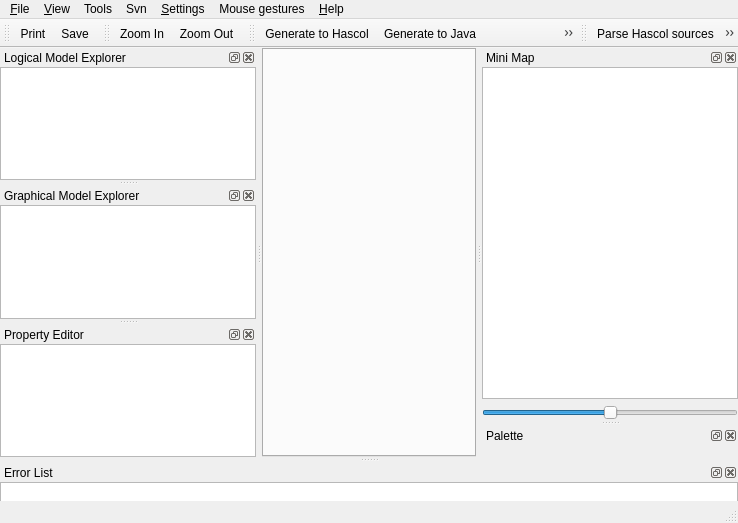
This is unreal/branches/robots-newAge/qrgui/mainwindow/mainwindow.ui in qreal/qreal as Qt 5 draws it before an edit. The edited form follows.
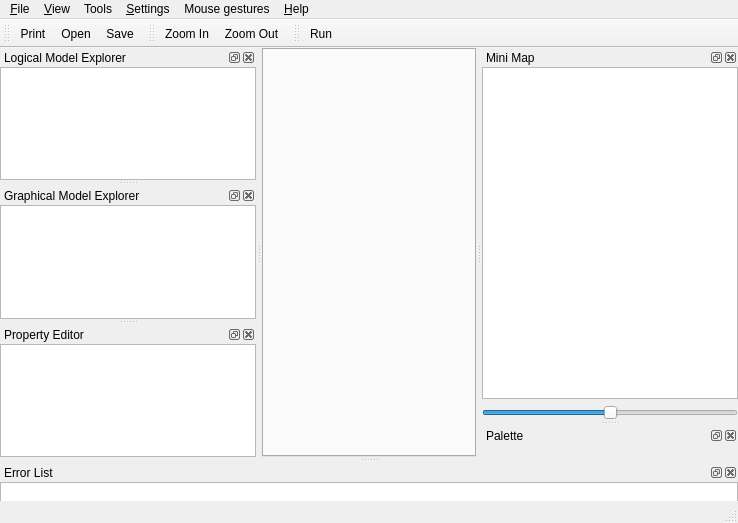
This is the edited form. Icons and pictures are not drawn. Custom widgets are drawn as their Qt base class.

What changed in the file:
```diff
--- a/unreal/branches/robots-newAge/qrgui/mainwindow/mainwindow.ui
+++ b/unreal/branches/robots-newAge/qrgui/mainwindow/mainwindow.ui
@@ -88,13 +88,6 @@
     </property>
     <addaction name="actionShow"/>
    </widget>
-   <widget class="QMenu" name="menuSvn">
-    <property name="title">
-     <string>Svn</string>
-    </property>
-    <addaction name="actionCommit"/>
-    <addaction name="actionCheckout"/>
-   </widget>
    <widget class="QMenu" name="menuTools">
     <property name="title">
      <string>Tools</string>
@@ -114,7 +107,6 @@
    <addaction name="menu_File"/>
    <addaction name="menu_View"/>
    <addaction name="menuTools"/>
-   <addaction name="menuSvn"/>
    <addaction name="menuSettings"/>
    <addaction name="menuMouse_gestures"/>
    <addaction name="menuHelp"/>
@@ -134,6 +126,7 @@
     <bool>false</bool>
    </attribute>
    <addaction name="actionPrint"/>
+   <addaction name="actionOpen"/>
    <addaction name="actionSave"/>
   </widget>
   <widget class="QDockWidget" name="minimapDock">
@@ -245,34 +238,6 @@
     </layout>
    </widget>
   </widget>
-  <widget class="QToolBar" name="generatorsToolbar">
-   <property name="windowTitle">
-    <string>toolBar</string>
-   </property>
-   <attribute name="toolBarArea">
-    <enum>TopToolBarArea</enum>
-   </attribute>
-   <attribute name="toolBarBreak">
-    <bool>false</bool>
-   </attribute>
-   <addaction name="actionGenerate_to_Hascol"/>
-   <addaction name="actionGenerate_to_Java"/>
-   <addaction name="actionExport_to_XMI"/>
-   <addaction name="actionShape_Edit"/>
-  </widget>
-  <widget class="QToolBar" name="parsersToolbar">
-   <property name="windowTitle">
-    <string>toolBar</string>
-   </property>
-   <attribute name="toolBarArea">
-    <enum>TopToolBarArea</enum>
-   </attribute>
-   <attribute name="toolBarBreak">
-    <bool>false</bool>
-   </attribute>
-   <addaction name="actionParse_Hascol_sources"/>
-   <addaction name="actionParse_Java_Libraries"/>
-  </widget>
   <widget class="QDockWidget" name="errorDock">
    <property name="sizePolicy">
     <sizepolicy hsizetype="Preferred" vsizetype="MinimumExpanding">
@@ -373,6 +338,18 @@
     </layout>
    </widget>
   </widget>
+  <widget class="QToolBar" name="interpreterToolBar">
+   <property name="windowTitle">
+    <string>Interpreter Toolbar</string>
+   </property>
+   <attribute name="toolBarArea">
+    <enum>TopToolBarArea</enum>
+   </attribute>
+   <attribute name="toolBarBreak">
+    <bool>false</bool>
+   </attribute>
+   <addaction name="actionRun"/>
+  </widget>
   <action name="actionQuit">
    <property name="checkable">
     <bool>false</bool>
@@ -696,6 +673,17 @@
     <string>F10</string>
    </property>
   </action>
+  <action name="actionRun">
+   <property name="text">
+    <string>Run</string>
+   </property>
+   <property name="toolTip">
+    <string>Run current diagram on a robot using existing Bluetooth connection</string>
+   </property>
+   <property name="shortcut">
+    <string>F5</string>
+   </property>
+  </action>
  </widget>
  <layoutdefault spacing="0" margin="0"/>
  <customwidgets>
```
Left out of the diff: 14 changed lines with no effect on the pictures.
